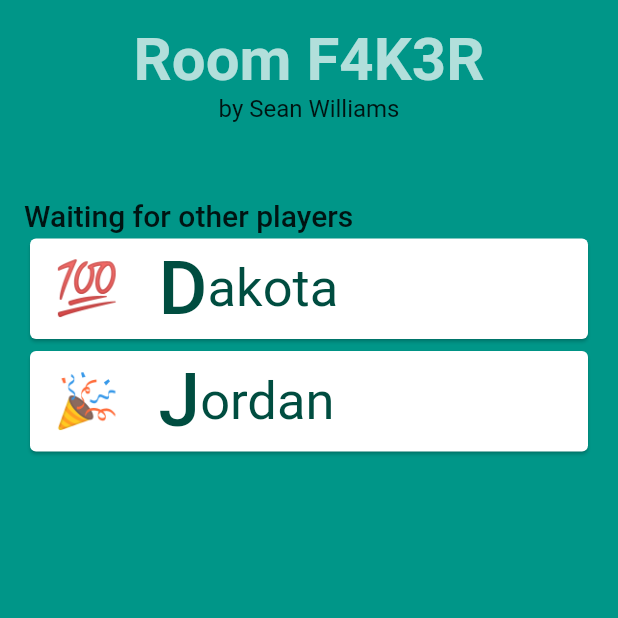
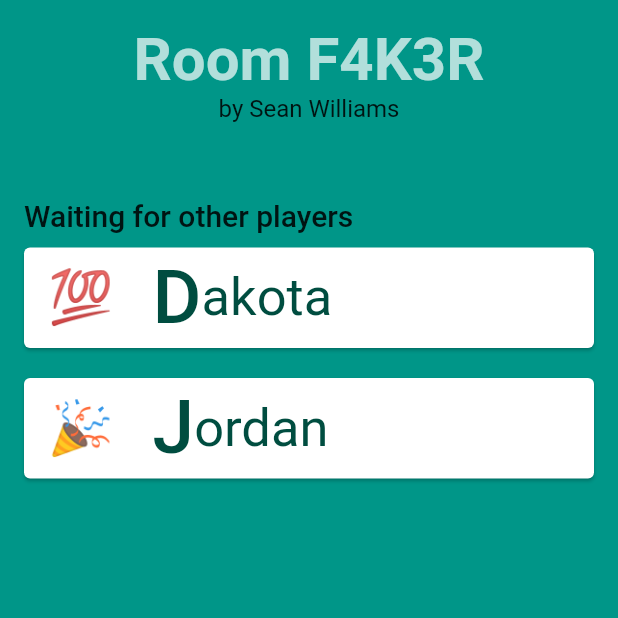
Before and after one commit to paxcodes/dicery_app, a Flutter app: the JoinRoomScreen screen opened by its route, after a tap on "Join Room", on a phone screen of 412 x 824 dp, the top half of it. Run offline on Flutter 3.47's test engine with Material 2 defaults, Android fonts, the phone set to English and light mode, and no system bars; our stand-ins replace animated_text_kit.

Commit message:
:lipstick: Increase whitespace between cards

```diff
--- a/lib/components/player_card.dart
+++ b/lib/components/player_card.dart
@@ -9,6 +9,7 @@ class PlayerCard extends StatelessWidget {
   @override
   Widget build(BuildContext context) {
     return Card(
+      margin: EdgeInsets.symmetric(vertical: 10),
       child: ListTile(
         leading: Padding(
           padding: const EdgeInsets.only(right: 10.0),
```
